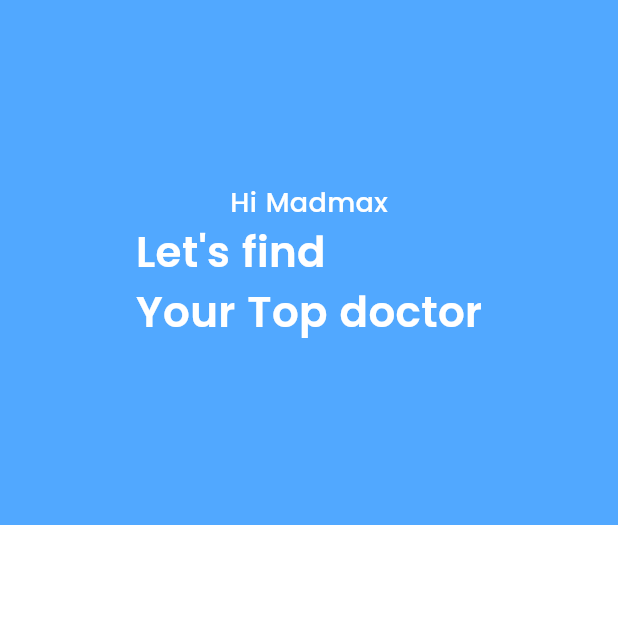
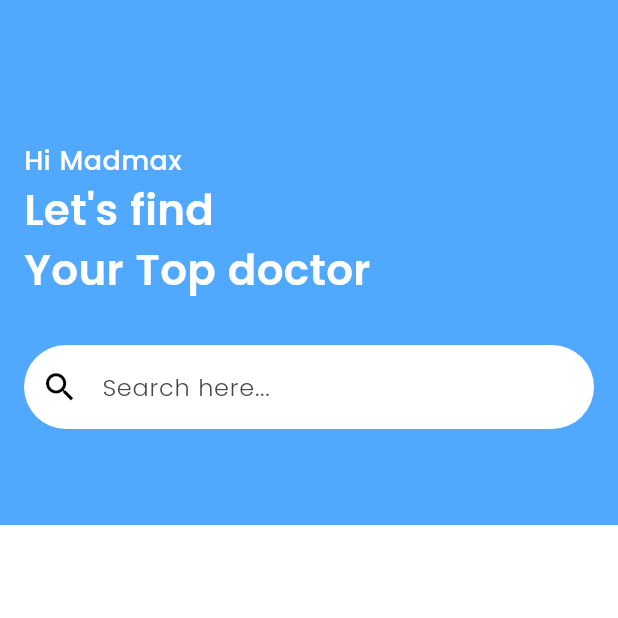
Before and after one commit to ahmdhqnn/flutterfirstapp, a Flutter app: the screen it shows after launch, on a phone screen of 412 x 824 dp, the top half of it. Run offline on Flutter 3.47's test engine with Material 3 defaults, Android fonts, the phone set to English and light mode, and no system bars.

Commit message:
crossaxisalignment, textfield, prefixicon

```diff
--- a/lib/home.dart
+++ b/lib/home.dart
@@ -8,18 +8,18 @@ class HomePage extends StatelessWidget {
     return Scaffold(
       backgroundColor: Colors.white,
       body: Container(
-        color: Color(0xff51A8FF),
+        color: const Color(0xff51A8FF),
         width: double.infinity,
         height: 350,
-        child: Column(
+        padding: const EdgeInsets.all(16),
+        child: const Column(
           mainAxisAlignment: MainAxisAlignment.center,
+          crossAxisAlignment: CrossAxisAlignment.start,
           children: [
+            SizedBox(height: 30),
             Text(
               'Hi Madmax',
-              style: TextStyle(
-                fontSize: 18,
-                color: Color(0xffFFFFFF),
-              ),
+              style: TextStyle(fontSize: 18, color: Color(0xffFFFFFF)),
             ),
             Text(
               "Let's find\nYour Top doctor",
@@ -28,7 +28,21 @@ class HomePage extends StatelessWidget {
                 color: Color(0xffFFFFFF),
                 fontWeight: FontWeight.w600,
               ),
-            )
+            ),
+            SizedBox(height: 30),
+            TextField(
+              decoration: InputDecoration(
+                filled: true,
+                fillColor: Colors.white,
+                prefixIcon: Icon(Icons.search, color: Colors.black, size: 25),
+                hintText: "Search here...",
+                hintStyle: TextStyle(fontWeight: FontWeight.w300),
+                border: OutlineInputBorder(
+                  borderSide: BorderSide.none,
+                  borderRadius: BorderRadius.all(Radius.circular(50)),
+                ),
+              ),
+            ),
           ],
         ),
       ),
--- a/lib/main.dart
+++ b/lib/main.dart
@@ -18,7 +18,7 @@ class MyApp extends StatelessWidget {
         useMaterial3: true,
         fontFamily: 'Poppins',
       ),
-      home: HomePage(),
+      home: const HomePage(),
     );
   }
 }
```
